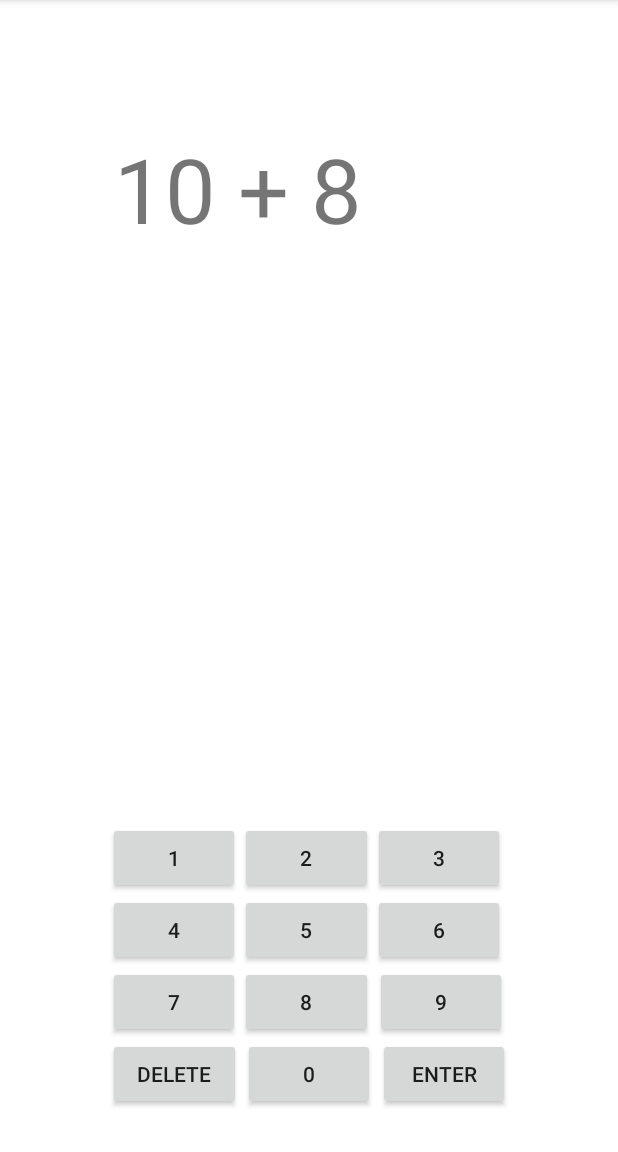
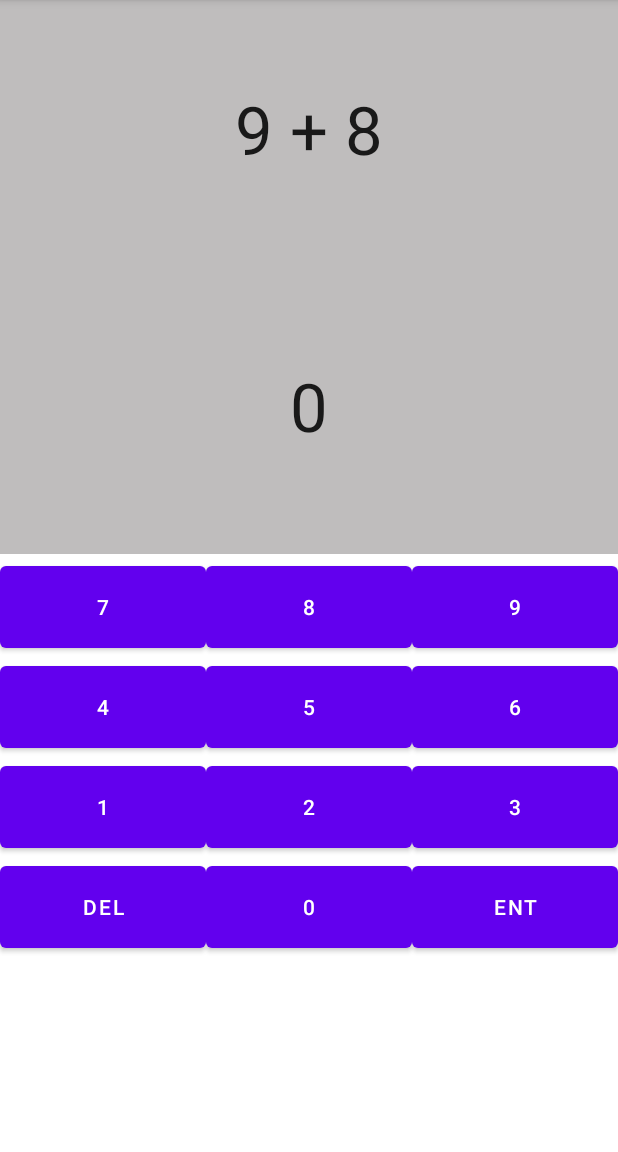
Before and after one commit to zainaisnain/Mental-Math, an Android app: the Addition screen opened directly, with no data from a screen before it, on a phone screen of 412 x 824 dp, the part 84-1236 px from its top. Run offline under Robolectric (Android 15) with nearby library versions, the phone set to English and light mode, and no system bars.

Commit message:
there's still bugs on Addition.kt and there's some changes on activity_addition.xml

```diff
--- a/app/build.gradle
+++ b/app/build.gradle
@@ -1,6 +1,7 @@
 plugins {
     id 'com.android.application'
     id 'org.jetbrains.kotlin.android'
+    id 'kotlin-android-extensions'
 }
 
 android {
--- a/app/src/main/java/com/example/mentalmath/Addition.kt
+++ b/app/src/main/java/com/example/mentalmath/Addition.kt
@@ -3,31 +3,103 @@ package com.example.mentalmath
 import android.os.Bundle
 import android.view.View
 import android.widget.Button
+import android.widget.EditText
 import android.widget.TextView
+import android.widget.Toast
+import androidx.appcompat.app.AlertDialog
 import androidx.appcompat.app.AppCompatActivity
+import kotlinx.android.synthetic.main.activity_addition.*
 
 
 class Addition : AppCompatActivity() {
 
     private var correctAnswer: Int = 0
     private var equation: String = ""
-    private var firstnum = 0
-    private var secondnum = 0
+    private var firstnum = (1..10).random()
+    private var secondnum = (1..10).random()
     // Stats
     private var num_of_correct = 0
     private var wrong = 0
+
+    //for numberEvent
+    var isNewOp = true
 
     override fun onCreate(savedInstanceState: Bundle?) {
         super.onCreate(savedInstanceState)
         setContentView(R.layout.activity_addition)
 
-
-        firstnum = (1..11).random()
-        secondnum = (1..11).random()
-
         equation = "$firstnum + $secondnum"
 
-        var question = findViewById<TextView>(R.id.question)
+        var question = findViewById<TextView>(R.id.editText)
         question.text = equation
+
     }
+    fun numberEvent(view: View){
+        if(isNewOp){
+            editText2.setText(" ")
+        }
+        isNewOp = false
+        var butclick = editText2.text.toString()
+        var butSelect:Button = view as Button
+        when(butSelect.id){
+            bu0.id -> {butclick += "0"}
+            bu1.id -> {butclick += "1"}
+            bu2.id -> {butclick += "2"}
+            bu3.id -> {butclick += "3"}
+            bu4.id -> {butclick += "4"}
+            bu5.id -> {butclick += "5"}
+            bu6.id -> {butclick += "6"}
+            bu7.id -> {butclick += "7"}
+            bu8.id -> {butclick += "8"}
+            bu9.id -> {butclick += "9"}
+
+        }
+        editText2.setText(butclick)
+    }
+    fun delEvent(view: View){
+        editText2.setText("0")
+        isNewOp = true
+    }
+
+    fun entEvent(view: View){
+        val sum = (firstnum + secondnum).toString()
+        val text = editText2.text.toString()
+        if (sum == text){
+            val alert = AlertDialog.Builder(this)
+            //Title for alert dialog
+            alert.setTitle("Mental Math")
+
+            //set message for alert dialog
+            alert.setMessage(R.string.diaMessage)
+
+            //performing positive action
+            alert.setPositiveButton("Ok"){
+                    dialogInterface, which ->
+                Toast.makeText(applicationContext,"asdas", Toast.LENGTH_SHORT).show()
+            }
+            val alertDialog: AlertDialog = alert.create()
+            alertDialog.setCancelable(false)
+            alertDialog.show()
+        }
+        if (sum!=text){
+
+            val alert = AlertDialog.Builder(this)
+            //Title for alert dialog
+            alert.setTitle("$sum " + " $text")
+
+            //set message for alert dialog
+            alert.setMessage(R.string.diaMessage2)
+
+            //performing positive action
+            alert.setPositiveButton("Ok"){
+                    dialogInterface, which ->
+                Toast.makeText(applicationContext,"$sum " + " $text", Toast.LENGTH_SHORT).show()
+            }
+            val alertDialog: AlertDialog = alert.create()
+            alertDialog.setCancelable(false)
+            alertDialog.show()
+        }
+
+    }
+
 }
--- a/app/src/main/res/layout/activity_addition.xml
+++ b/app/src/main/res/layout/activity_addition.xml
@@ -1,170 +1,149 @@
-<androidx.constraintlayout.widget.ConstraintLayout xmlns:android="http://schemas.android.com/apk/res/android"
-    xmlns:app="http://schemas.android.com/apk/res-auto"
-    xmlns:tools="http://schemas.android.com/tools"
+<?xml version="1.0" encoding="utf-8"?>
+<LinearLayout xmlns:android="http://schemas.android.com/apk/res/android"
     android:layout_width="match_parent"
     android:layout_height="match_parent"
-    tools:context=".Addition"><![CDATA[
+    android:orientation="vertical"
+    >
+
+
+    <EditText
+        android:id="@+id/editText"
         android:layout_width="match_parent"
-android:layout_height="wrap_content"
-android:orientation="horizontal">
-    ]]>
-    <TextView
-        android:id="@+id/question"
-        android:textSize="60sp"
-        android:layout_width="263dp"
-        android:layout_height="240dp"
-        android:text= "math stuff"
-        app:layout_constraintBottom_toBottomOf="parent"
-        app:layout_constraintEnd_toEndOf="parent"
-        app:layout_constraintHorizontal_bias="0.513"
-        app:layout_constraintStart_toStartOf="parent"
-        app:layout_constraintTop_toTopOf="parent"
-        app:layout_constraintVertical_bias="0.162" />
+        android:layout_height="172dp"
+        android:background="@color/gray"
+        android:ems="10"
+        android:gravity="center"
+        android:inputType="textPersonName"
+        android:text="Question"
+        android:textSize="20pt" />
 
-    <androidx.appcompat.widget.AppCompatButton
-        android:id="@+id/button_1"
-        android:layout_width="0dp"
-        android:layout_height="wrap_content"
-        android:layout_marginStart="72dp"
-        android:layout_weight="1"
-        android:text="1"
-        app:layout_constraintBaseline_toBaselineOf="@+id/button_2"
-        app:layout_constraintEnd_toStartOf="@+id/button_2"
-        app:layout_constraintStart_toStartOf="parent"
+    <EditText
+        android:id="@+id/editText2"
+        android:layout_width="match_parent"
+        android:layout_height="197dp"
+        android:layout_marginBottom="1pt"
+        android:background="@color/gray"
+        android:ems="10"
+        android:gravity="center"
+        android:inputType="textPersonName"
+        android:text="0"
+        android:textSize="20pt"
         />
 
-    <androidx.appcompat.widget.AppCompatButton
-        android:id="@+id/button_2"
-        android:layout_width="0dp"
-        android:layout_height="wrap_content"
+    <TableLayout
+        android:layout_width="match_parent"
+        android:layout_height="wrap_content">
+        <TableRow
+            android:layout_width="match_parent"
+            android:layout_height="match_parent">
+            <Button
+                android:id="@+id/bu7"
                 android:layout_weight="1"
+                android:layout_width="30pt"
+                android:layout_height="30pt"
+                android:text="7"
+                android:onClick="numberEvent">
+            </Button>
+            <Button
+                android:id="@+id/bu8"
+                android:layout_weight="1"
+                android:layout_width="30pt"
+                android:layout_height="30pt"
+                android:text="8"
+                android:onClick="numberEvent">
+            </Button>
+            <Button
+                android:id="@+id/bu9"
+                android:layout_weight="1"
+                android:layout_width="30pt"
+                android:layout_height="30pt"
+                android:text="9"
+                android:onClick="numberEvent">
+            </Button>
+        </TableRow>
+        <TableRow
+            android:layout_width="match_parent"
+            android:layout_height="match_parent">
+            <Button
+                android:id="@+id/bu4"
+                android:layout_weight="1"
+                android:layout_width="30pt"
+                android:layout_height="30pt"
+                android:text="4"
+                android:onClick="numberEvent">
+            </Button>
+            <Button
+                android:id="@+id/bu5"
+                android:layout_weight="1"
+                android:layout_width="30pt"
+                android:layout_height="30pt"
+                android:text="5"
+                android:onClick="numberEvent">
+            </Button>
+            <Button
+                android:id="@+id/bu6"
+                android:layout_weight="1"
+                android:layout_width="30pt"
+                android:layout_height="30pt"
+                android:text="6"
+                android:onClick="numberEvent">
+            </Button>
+        </TableRow>
+        <TableRow
+            android:layout_width="match_parent"
+            android:layout_height="match_parent">
+            <Button
+                android:id="@+id/bu1"
+                android:layout_weight="1"
+                android:layout_width="30pt"
+                android:layout_height="30pt"
+                android:text="1"
+                android:onClick="numberEvent">
+            </Button>
+            <Button
+                android:id="@+id/bu2"
+                android:layout_weight="1"
+                android:layout_width="30pt"
+                android:layout_height="30pt"
                 android:text="2"
-        app:layout_constraintBottom_toTopOf="@+id/button_4"
-        app:layout_constraintEnd_toStartOf="@+id/button_3"
-        app:layout_constraintStart_toEndOf="@+id/button_1"
-        />
-
-    <androidx.appcompat.widget.AppCompatButton
-        android:id="@+id/button_3"
-        android:layout_width="0dp"
-        android:layout_height="wrap_content"
-        android:layout_marginEnd="75dp"
+                android:onClick="numberEvent">
+            </Button>
+            <Button
+                android:id="@+id/bu3"
                 android:layout_weight="1"
+                android:layout_width="30pt"
+                android:layout_height="30pt"
                 android:text="3"
-        app:layout_constraintBaseline_toBaselineOf="@+id/button_2"
-        app:layout_constraintEnd_toEndOf="parent"
-        app:layout_constraintStart_toEndOf="@+id/button_2"
-        />
-
-    <androidx.appcompat.widget.AppCompatButton
-        android:id="@+id/button_4"
-        android:layout_width="0dp"
-        android:layout_height="wrap_content"
-        android:layout_marginStart="72dp"
+                android:onClick="numberEvent">
+            </Button>
+        </TableRow>
+        <TableRow
+            android:layout_width="match_parent"
+            android:layout_height="match_parent">
+            <Button
+                android:id="@+id/budel"
                 android:layout_weight="1"
-        android:text="4"
-        app:layout_constraintBaseline_toBaselineOf="@+id/button_5"
-        app:layout_constraintEnd_toStartOf="@+id/button_5"
-        app:layout_constraintStart_toStartOf="parent"
-        />
-
-    <androidx.appcompat.widget.AppCompatButton
-        android:id="@+id/button_5"
-        android:layout_width="0dp"
-        android:layout_height="wrap_content"
+                android:layout_width="30pt"
+                android:layout_height="30pt"
+                android:text="del"
+                android:onClick="delEvent">
+            </Button>
+            <Button
+                android:id="@+id/bu0"
                 android:layout_weight="1"
-        android:text="5"
-        app:layout_constraintBottom_toTopOf="@+id/button_7"
-        app:layout_constraintEnd_toStartOf="@+id/button_6"
-        app:layout_constraintStart_toEndOf="@+id/button_4"
-        />
-
-    <androidx.appcompat.widget.AppCompatButton
-        android:id="@+id/button_6"
-        android:layout_width="0dp"
-        android:layout_height="wrap_content"
-        android:layout_marginEnd="75dp"
+                android:layout_width="30pt"
+                android:layout_height="30pt"
+                android:text="0"
+                android:onClick="numberEvent">
+            </Button>
+            <Button
+                android:id="@+id/buent"
                 android:layout_weight="1"
-        android:text="6"
-        app:layout_constraintBaseline_toBaselineOf="@+id/button_5"
-        app:layout_constraintEnd_toEndOf="parent"
-        app:layout_constraintStart_toEndOf="@+id/button_5"
-        />
-
-    <androidx.appcompat.widget.AppCompatButton
-        android:id="@+id/button_7"
-        android:layout_width="0dp"
-        android:layout_height="wrap_content"
-        android:layout_marginStart="72dp"
-        android:layout_weight="1"
-        android:text="7"
-        app:layout_constraintBaseline_toBaselineOf="@+id/button_8"
-        app:layout_constraintEnd_toStartOf="@+id/button_8"
-        app:layout_constraintStart_toStartOf="parent"
-        />
-
-    <androidx.appcompat.widget.AppCompatButton
-        android:id="@+id/button_8"
-        android:layout_width="0dp"
-        android:layout_height="wrap_content"
-        android:layout_marginEnd="1dp"
-        android:layout_weight="1"
-        android:text="8"
-        app:layout_constraintBottom_toTopOf="@+id/button_delete"
-        app:layout_constraintEnd_toStartOf="@+id/button_9"
-        app:layout_constraintStart_toEndOf="@+id/button_7"
-        />
-
-    <androidx.appcompat.widget.AppCompatButton
-        android:id="@+id/button_9"
-        android:layout_width="0dp"
-        android:layout_height="wrap_content"
-        android:layout_marginEnd="74dp"
-        android:layout_weight="1"
-        android:text="9"
-        app:layout_constraintEnd_toEndOf="parent"
-        app:layout_constraintStart_toEndOf="@+id/button_8"
-        app:layout_constraintTop_toBottomOf="@+id/button_6"
-        />
-
-    <androidx.appcompat.widget.AppCompatButton
-        android:id="@+id/button_0"
-        android:layout_width="0dp"
-        android:layout_height="wrap_content"
-        android:layout_marginEnd="162dp"
-        android:layout_marginBottom="28dp"
-        android:layout_weight="1"
-        android:text="0"
-        app:layout_constraintBottom_toBottomOf="parent"
-        app:layout_constraintEnd_toEndOf="parent"
-        app:layout_constraintStart_toEndOf="@+id/button_delete"
-        />
-
-    <androidx.appcompat.widget.AppCompatButton
-        android:id="@+id/button_delete"
-        android:layout_width="0dp"
-        android:layout_height="wrap_content"
-        android:layout_marginStart="72dp"
-        android:layout_marginEnd="1dp"
-        android:layout_marginBottom="28dp"
-        android:layout_weight="2"
-        android:text="Delete"
-        app:layout_constraintBottom_toBottomOf="parent"
-        app:layout_constraintEnd_toStartOf="@+id/button_0"
-        app:layout_constraintStart_toStartOf="parent"
-        />
-
-    <androidx.appcompat.widget.AppCompatButton
-        android:id="@+id/button_enter"
-        android:layout_width="0dp"
-        android:layout_height="wrap_content"
-        android:layout_marginEnd="72dp"
-        android:layout_marginBottom="28dp"
-        android:layout_weight="3"
-        android:text="Enter"
-        app:layout_constraintBottom_toBottomOf="parent"
-        app:layout_constraintEnd_toEndOf="parent"
-        />
-
-
-</androidx.constraintlayout.widget.ConstraintLayout>
+                android:layout_width="30pt"
+                android:layout_height="30pt"
+                android:text="ENT"
+                android:onClick="entEvent">
+            </Button>
+        </TableRow>
+    </TableLayout>
+</LinearLayout>
--- a/app/src/main/res/layout/activity_main.xml
+++ b/app/src/main/res/layout/activity_main.xml
@@ -6,8 +6,7 @@
     android:layout_height="match_parent"
     tools:context=".MainActivity"
     android:orientation="vertical"
-    android:gravity="center"
-    android:background="@drawable/jqntdfewx7q61">
+    android:gravity="center">
 
 
     <androidx.appcompat.widget.AppCompatButton
--- a/app/src/main/res/values/colors.xml
+++ b/app/src/main/res/values/colors.xml
@@ -7,4 +7,5 @@
     <color name="teal_700">#FF018786</color>
     <color name="black">#FF000000</color>
     <color name="white">#FFFFFFFF</color>
+    <color name="gray">#BFBDBD</color>
 </resources>
--- a/app/src/main/res/values/strings.xml
+++ b/app/src/main/res/values/strings.xml
@@ -2,4 +2,6 @@
     <string name="app_name">Mental Math</string>
     <string name="wrong">Wrong:</string>
     <string name="correct">Correct:</string>
+    <string name="diaMessage">Fantastic! You are Correct!</string>
+    <string name="diaMessage2">Sorry! You are Wrong!</string>
 </resources>
```
Lines whose indentation alone changed are shown as unchanged.
